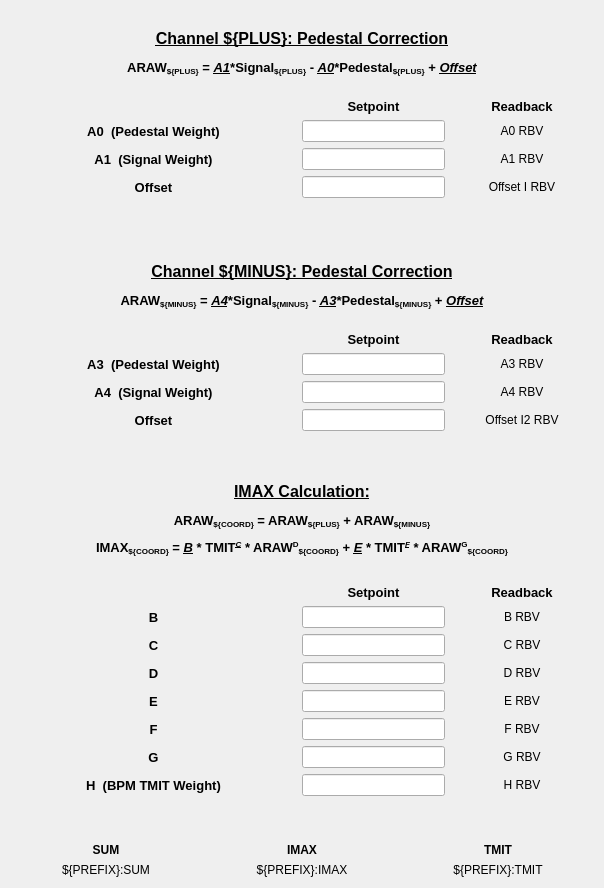
This is blenApp/ui/blen_lcls2_gap_coef_instr.ui in slaclab/BunchLengthMonitor as Qt 5 draws it before an edit. The edited form follows.
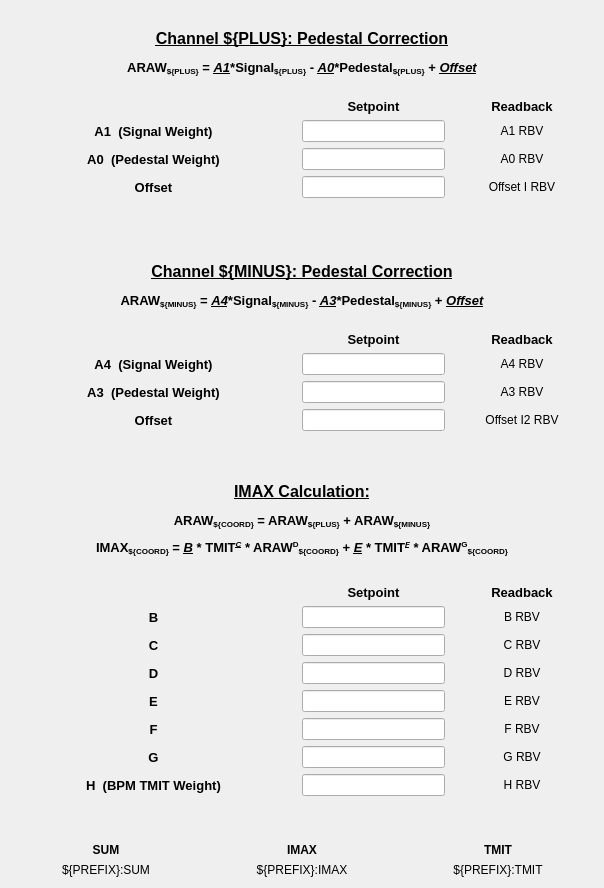
This is the edited form. Custom widgets are drawn as their Qt base class.

Commit message: MNT: swap A0/A1/A3/A4 positions

```diff
--- a/blenApp/ui/blen_lcls2_gap_coef_instr.ui
+++ b/blenApp/ui/blen_lcls2_gap_coef_instr.ui
@@ -60,48 +60,6 @@
          </property>
         </widget>
        </item>
-       <item row="1" column="0">
-        <widget class="QLabel" name="a0lbl">
-         <property name="font">
-          <font>
-           <pointsize>10</pointsize>
-           <weight>75</weight>
-           <bold>true</bold>
-          </font>
-         </property>
-         <property name="text">
-          <string>A0  (Pedestal Weight)</string>
-         </property>
-         <property name="alignment">
-          <set>Qt::AlignCenter</set>
-         </property>
-        </widget>
-       </item>
-       <item row="2" column="2">
-        <widget class="PyDMLabel" name="a1RBV">
-         <property name="toolTip">
-          <string/>
-         </property>
-         <property name="text">
-          <string>A1 RBV</string>
-         </property>
-         <property name="alignment">
-          <set>Qt::AlignCenter</set>
-         </property>
-         <property name="precision" stdset="0">
-          <number>7</number>
-         </property>
-         <property name="precisionFromPV" stdset="0">
-          <bool>false</bool>
-         </property>
-         <property name="channel" stdset="0">
-          <string>ca://${PREFIX}:CoefA1RBV</string>
-         </property>
-         <property name="displayFormat" stdset="0">
-          <enum>PyDMLabel::Decimal</enum>
-         </property>
-        </widget>
-       </item>
        <item row="3" column="0">
         <widget class="QLabel" name="offsetLbl">
          <property name="font">
@@ -119,56 +77,6 @@
          </property>
         </widget>
        </item>
-       <item row="2" column="1">
-        <widget class="PyDMLineEdit" name="a1edit">
-         <property name="sizePolicy">
-          <sizepolicy hsizetype="Ignored" vsizetype="Fixed">
-           <horstretch>0</horstretch>
-           <verstretch>0</verstretch>
-          </sizepolicy>
-         </property>
-         <property name="toolTip">
-          <string/>
-         </property>
-         <property name="precision" stdset="0">
-          <number>7</number>
-         </property>
-         <property name="precisionFromPV" stdset="0">
-          <bool>false</bool>
-         </property>
-         <property name="channel" stdset="0">
-          <string>ca://${PREFIX}:CoefA1</string>
-         </property>
-         <property name="displayFormat" stdset="0">
-          <enum>PyDMLineEdit::Decimal</enum>
-         </property>
-        </widget>
-       </item>
-       <item row="1" column="2">
-        <widget class="PyDMLabel" name="a0RBV">
-         <property name="toolTip">
-          <string/>
-         </property>
-         <property name="text">
-          <string>A0 RBV</string>
-         </property>
-         <property name="alignment">
-          <set>Qt::AlignCenter</set>
-         </property>
-         <property name="precision" stdset="0">
-          <number>7</number>
-         </property>
-         <property name="precisionFromPV" stdset="0">
-          <bool>false</bool>
-         </property>
-         <property name="channel" stdset="0">
-          <string>ca://${PREFIX}:CoefA0RBV</string>
-         </property>
-         <property name="displayFormat" stdset="0">
-          <enum>PyDMLabel::Decimal</enum>
-         </property>
-        </widget>
-       </item>
        <item row="0" column="1">
         <widget class="QLabel" name="setpointLbl">
          <property name="sizePolicy">
@@ -209,31 +117,6 @@
          </property>
         </widget>
        </item>
-       <item row="1" column="1">
-        <widget class="PyDMLineEdit" name="a0edit">
-         <property name="sizePolicy">
-          <sizepolicy hsizetype="Preferred" vsizetype="Fixed">
-           <horstretch>0</horstretch>
-           <verstretch>0</verstretch>
-          </sizepolicy>
-         </property>
-         <property name="toolTip">
-          <string/>
-         </property>
-         <property name="precision" stdset="0">
-          <number>7</number>
-         </property>
-         <property name="precisionFromPV" stdset="0">
-          <bool>false</bool>
-         </property>
-         <property name="channel" stdset="0">
-          <string>ca://${PREFIX}:CoefA0</string>
-         </property>
-         <property name="displayFormat" stdset="0">
-          <enum>PyDMLineEdit::Decimal</enum>
-         </property>
-        </widget>
-       </item>
        <item row="3" column="2">
         <widget class="PyDMLabel" name="offsetRBV">
          <property name="toolTip">
@@ -260,6 +143,23 @@
         </widget>
        </item>
        <item row="2" column="0">
+        <widget class="QLabel" name="a0lbl">
+         <property name="font">
+          <font>
+           <pointsize>10</pointsize>
+           <weight>75</weight>
+           <bold>true</bold>
+          </font>
+         </property>
+         <property name="text">
+          <string>A0  (Pedestal Weight)</string>
+         </property>
+         <property name="alignment">
+          <set>Qt::AlignCenter</set>
+         </property>
+        </widget>
+       </item>
+       <item row="1" column="0">
         <widget class="QLabel" name="a1lbl">
          <property name="font">
           <font>
@@ -276,6 +176,106 @@
          </property>
         </widget>
        </item>
+       <item row="1" column="1">
+        <widget class="PyDMLineEdit" name="a1edit">
+         <property name="sizePolicy">
+          <sizepolicy hsizetype="Ignored" vsizetype="Fixed">
+           <horstretch>0</horstretch>
+           <verstretch>0</verstretch>
+          </sizepolicy>
+         </property>
+         <property name="toolTip">
+          <string/>
+         </property>
+         <property name="precision" stdset="0">
+          <number>7</number>
+         </property>
+         <property name="precisionFromPV" stdset="0">
+          <bool>false</bool>
+         </property>
+         <property name="channel" stdset="0">
+          <string>ca://${PREFIX}:CoefA1</string>
+         </property>
+         <property name="displayFormat" stdset="0">
+          <enum>PyDMLineEdit::Decimal</enum>
+         </property>
+        </widget>
+       </item>
+       <item row="2" column="1">
+        <widget class="PyDMLineEdit" name="a0edit">
+         <property name="sizePolicy">
+          <sizepolicy hsizetype="Preferred" vsizetype="Fixed">
+           <horstretch>0</horstretch>
+           <verstretch>0</verstretch>
+          </sizepolicy>
+         </property>
+         <property name="toolTip">
+          <string/>
+         </property>
+         <property name="precision" stdset="0">
+          <number>7</number>
+         </property>
+         <property name="precisionFromPV" stdset="0">
+          <bool>false</bool>
+         </property>
+         <property name="channel" stdset="0">
+          <string>ca://${PREFIX}:CoefA0</string>
+         </property>
+         <property name="displayFormat" stdset="0">
+          <enum>PyDMLineEdit::Decimal</enum>
+         </property>
+        </widget>
+       </item>
+       <item row="2" column="2">
+        <widget class="PyDMLabel" name="a0RBV">
+         <property name="toolTip">
+          <string/>
+         </property>
+         <property name="text">
+          <string>A0 RBV</string>
+         </property>
+         <property name="alignment">
+          <set>Qt::AlignCenter</set>
+         </property>
+         <property name="precision" stdset="0">
+          <number>7</number>
+         </property>
+         <property name="precisionFromPV" stdset="0">
+          <bool>false</bool>
+         </property>
+         <property name="channel" stdset="0">
+          <string>ca://${PREFIX}:CoefA0RBV</string>
+         </property>
+         <property name="displayFormat" stdset="0">
+          <enum>PyDMLabel::Decimal</enum>
+         </property>
+        </widget>
+       </item>
+       <item row="1" column="2">
+        <widget class="PyDMLabel" name="a1RBV">
+         <property name="toolTip">
+          <string/>
+         </property>
+         <property name="text">
+          <string>A1 RBV</string>
+         </property>
+         <property name="alignment">
+          <set>Qt::AlignCenter</set>
+         </property>
+         <property name="precision" stdset="0">
+          <number>7</number>
+         </property>
+         <property name="precisionFromPV" stdset="0">
+          <bool>false</bool>
+         </property>
+         <property name="channel" stdset="0">
+          <string>ca://${PREFIX}:CoefA1RBV</string>
+         </property>
+         <property name="displayFormat" stdset="0">
+          <enum>PyDMLabel::Decimal</enum>
+         </property>
+        </widget>
+       </item>
       </layout>
      </item>
      <item>
@@ -400,7 +400,108 @@
          </property>
         </widget>
        </item>
-       <item row="3" column="2">
+       <item row="0" column="2">
+        <widget class="QLabel" name="readbackLbl_2">
+         <property name="font">
+          <font>
+           <pointsize>10</pointsize>
+           <weight>75</weight>
+           <bold>true</bold>
+          </font>
+         </property>
+         <property name="text">
+          <string>Readback</string>
+         </property>
+         <property name="alignment">
+          <set>Qt::AlignCenter</set>
+         </property>
+        </widget>
+       </item>
+       <item row="1" column="0">
+        <widget class="QLabel" name="a4lbl">
+         <property name="font">
+          <font>
+           <pointsize>10</pointsize>
+           <weight>75</weight>
+           <bold>true</bold>
+          </font>
+         </property>
+         <property name="text">
+          <string>A4  (Signal Weight)</string>
+         </property>
+         <property name="alignment">
+          <set>Qt::AlignCenter</set>
+         </property>
+        </widget>
+       </item>
+       <item row="3" column="0">
+        <widget class="QLabel" name="a3lbl">
+         <property name="font">
+          <font>
+           <pointsize>10</pointsize>
+           <weight>75</weight>
+           <bold>true</bold>
+          </font>
+         </property>
+         <property name="text">
+          <string>A3  (Pedestal Weight)</string>
+         </property>
+         <property name="alignment">
+          <set>Qt::AlignCenter</set>
+         </property>
+        </widget>
+       </item>
+       <item row="1" column="1">
+        <widget class="PyDMLineEdit" name="a4edit">
+         <property name="sizePolicy">
+          <sizepolicy hsizetype="Ignored" vsizetype="Fixed">
+           <horstretch>0</horstretch>
+           <verstretch>0</verstretch>
+          </sizepolicy>
+         </property>
+         <property name="toolTip">
+          <string/>
+         </property>
+         <property name="precision" stdset="0">
+          <number>7</number>
+         </property>
+         <property name="precisionFromPV" stdset="0">
+          <bool>false</bool>
+         </property>
+         <property name="channel" stdset="0">
+          <string>ca://${PREFIX}:CoefA4</string>
+         </property>
+         <property name="displayFormat" stdset="0">
+          <enum>PyDMLineEdit::Decimal</enum>
+         </property>
+        </widget>
+       </item>
+       <item row="3" column="1">
+        <widget class="PyDMLineEdit" name="a3edit">
+         <property name="sizePolicy">
+          <sizepolicy hsizetype="Ignored" vsizetype="Fixed">
+           <horstretch>0</horstretch>
+           <verstretch>0</verstretch>
+          </sizepolicy>
+         </property>
+         <property name="toolTip">
+          <string/>
+         </property>
+         <property name="precision" stdset="0">
+          <number>7</number>
+         </property>
+         <property name="precisionFromPV" stdset="0">
+          <bool>false</bool>
+         </property>
+         <property name="channel" stdset="0">
+          <string>ca://${PREFIX}:CoefA3</string>
+         </property>
+         <property name="displayFormat" stdset="0">
+          <enum>PyDMLineEdit::Decimal</enum>
+         </property>
+        </widget>
+       </item>
+       <item row="1" column="2">
         <widget class="PyDMLabel" name="a4RBV">
          <property name="toolTip">
           <string/>
@@ -425,49 +526,7 @@
          </property>
         </widget>
        </item>
-       <item row="1" column="1">
-        <widget class="PyDMLineEdit" name="a3edit">
-         <property name="sizePolicy">
-          <sizepolicy hsizetype="Ignored" vsizetype="Fixed">
-           <horstretch>0</horstretch>
-           <verstretch>0</verstretch>
-          </sizepolicy>
-         </property>
-         <property name="toolTip">
-          <string/>
-         </property>
-         <property name="precision" stdset="0">
-          <number>7</number>
-         </property>
-         <property name="precisionFromPV" stdset="0">
-          <bool>false</bool>
-         </property>
-         <property name="channel" stdset="0">
-          <string>ca://${PREFIX}:CoefA3</string>
-         </property>
-         <property name="displayFormat" stdset="0">
-          <enum>PyDMLineEdit::Decimal</enum>
-         </property>
-        </widget>
-       </item>
-       <item row="3" column="0">
-        <widget class="QLabel" name="a4lbl">
-         <property name="font">
-          <font>
-           <pointsize>10</pointsize>
-           <weight>75</weight>
-           <bold>true</bold>
-          </font>
-         </property>
-         <property name="text">
-          <string>A4  (Signal Weight)</string>
-         </property>
-         <property name="alignment">
-          <set>Qt::AlignCenter</set>
-         </property>
-        </widget>
-       </item>
-       <item row="1" column="2">
+       <item row="3" column="2">
         <widget class="PyDMLabel" name="a3RBV">
          <property name="toolTip">
           <string/>
@@ -492,65 +551,6 @@
          </property>
         </widget>
        </item>
-       <item row="3" column="1">
-        <widget class="PyDMLineEdit" name="a4edit">
-         <property name="sizePolicy">
-          <sizepolicy hsizetype="Ignored" vsizetype="Fixed">
-           <horstretch>0</horstretch>
-           <verstretch>0</verstretch>
-          </sizepolicy>
-         </property>
-         <property name="toolTip">
-          <string/>
-         </property>
-         <property name="precision" stdset="0">
-          <number>7</number>
-         </property>
-         <property name="precisionFromPV" stdset="0">
-          <bool>false</bool>
-         </property>
-         <property name="channel" stdset="0">
-          <string>ca://${PREFIX}:CoefA4</string>
-         </property>
-         <property name="displayFormat" stdset="0">
-          <enum>PyDMLineEdit::Decimal</enum>
-         </property>
-        </widget>
-       </item>
-       <item row="1" column="0">
-        <widget class="QLabel" name="a3lbl">
-         <property name="font">
-          <font>
-           <pointsize>10</pointsize>
-           <weight>75</weight>
-           <bold>true</bold>
-          </font>
-         </property>
-         <property name="text">
-          <string>A3  (Pedestal Weight)</string>
-         </property>
-         <property name="alignment">
-          <set>Qt::AlignCenter</set>
-         </property>
-        </widget>
-       </item>
-       <item row="0" column="2">
-        <widget class="QLabel" name="readbackLbl_2">
-         <property name="font">
-          <font>
-           <pointsize>10</pointsize>
-           <weight>75</weight>
-           <bold>true</bold>
-          </font>
-         </property>
-         <property name="text">
-          <string>Readback</string>
-         </property>
-         <property name="alignment">
-          <set>Qt::AlignCenter</set>
-         </property>
-        </widget>
-       </item>
       </layout>
      </item>
      <item>
```
